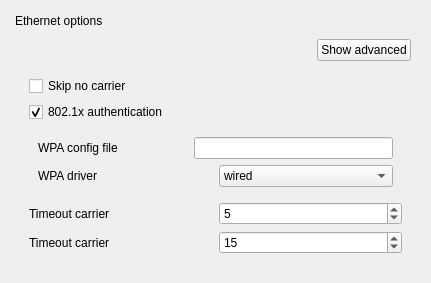
Old version of the form sources/gui/src/ethernetwidget.ui in the repository arcan1s/netctl-gui.
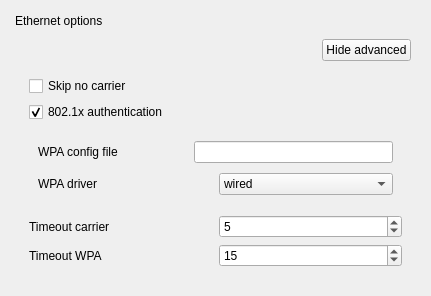
New version of the form.

Commit message: edited ethernet widget

What changed in the file:
```diff
--- a/sources/gui/src/ethernetwidget.ui
+++ b/sources/gui/src/ethernetwidget.ui
@@ -7,7 +7,7 @@
     <x>0</x>
     <y>0</y>
     <width>431</width>
-    <height>275</height>
+    <height>296</height>
    </rect>
   </property>
   <property name="windowTitle">
@@ -42,7 +42,7 @@
          <item>
           <widget class="QPushButton" name="pushButton_advanced">
            <property name="text">
-            <string>Show advanced</string>
+            <string>Hide advanced</string>
            </property>
           </widget>
          </item>
@@ -184,7 +184,7 @@
                </size>
               </property>
               <property name="text">
-               <string>Timeout carrier</string>
+               <string>Timeout WPA</string>
               </property>
              </widget>
             </item>
```
Left out of the diff: 75 changed lines with no effect on the pictures. The commit also changes 2 other files.
